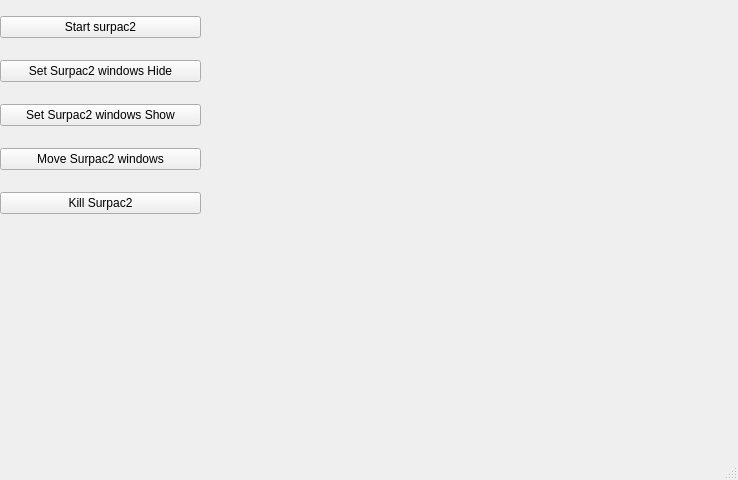
The window that MainFrame.ui (linpeng109/py_20190617) describes before a commit, drawn with Qt 5.
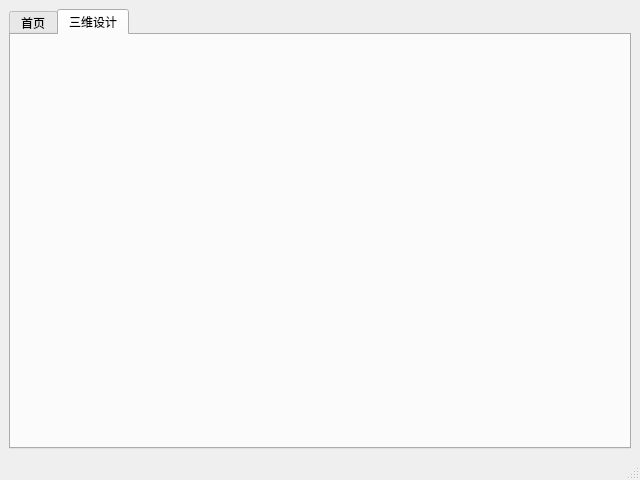
The same window after the commit. The open tabs and pages were chosen to show the change.

What changed in the file:
```diff
--- a/MainFrame.ui
+++ b/MainFrame.ui
@@ -6,7 +6,7 @@
    <rect>
     <x>0</x>
     <y>0</y>
-    <width>738</width>
+    <width>640</width>
     <height>480</height>
    </rect>
   </property>
@@ -14,53 +14,35 @@
    <string>MainWindow</string>
   </property>
   <widget class="QWidget" name="centralwidget">
-   <widget class="QWidget" name="verticalLayoutWidget">
-    <property name="geometry">
-     <rect>
-      <x>0</x>
-      <y>0</y>
-      <width>201</width>
-      <height>231</height>
-     </rect>
-    </property>
+   <layout class="QHBoxLayout" name="horizontalLayout">
+    <item>
+     <widget class="QTabWidget" name="tabWidget">
+      <property name="currentIndex">
+       <number>0</number>
+      </property>
+      <widget class="QWidget" name="tab">
+       <attribute name="title">
+        <string>首页</string>
+       </attribute>
     <layout class="QVBoxLayout" name="verticalLayout">
      <item>
-      <widget class="QPushButton" name="StartSurpacBtn">
-       <property name="text">
-        <string>Start surpac2</string>
-       </property>
-      </widget>
-     </item>
-     <item>
-      <widget class="QPushButton" name="SetSurpacWindowHideBtn">
-       <property name="text">
-        <string>Set Surpac2 windows Hide</string>
-       </property>
+         <layout class="QHBoxLayout" name="horizontalLayout_1"/>
+        </item>
+       </layout>
       </widget>
-     </item>
+      <widget class="QWidget" name="tab_2">
+       <attribute name="title">
+        <string>三维设计</string>
+       </attribute>
+       <layout class="QVBoxLayout" name="verticalLayout_2">
      <item>
-      <widget class="QPushButton" name="SetSurpac2WindowShowBtn">
-       <property name="text">
-        <string>Set Surpac2 windows Show</string>
-       </property>
-      </widget>
-     </item>
-     <item>
-      <widget class="QPushButton" name="MoveSurpac2windowBtn">
-       <property name="text">
-        <string>Move Surpac2 windows</string>
-       </property>
+         <layout class="QHBoxLayout" name="horizontalLayout_2"/>
+        </item>
+       </layout>
       </widget>
-     </item>
-     <item>
-      <widget class="QPushButton" name="KillSurpac2Btn">
-       <property name="text">
-        <string>Kill Surpac2</string>
-       </property>
       </widget>
      </item>
     </layout>
-   </widget>
   </widget>
   <widget class="QMenuBar" name="menubar">
    <property name="geometry">
```
Left out of the diff: 2 changed lines with no effect on the pictures. Lines whose indentation alone changed are shown as unchanged.
